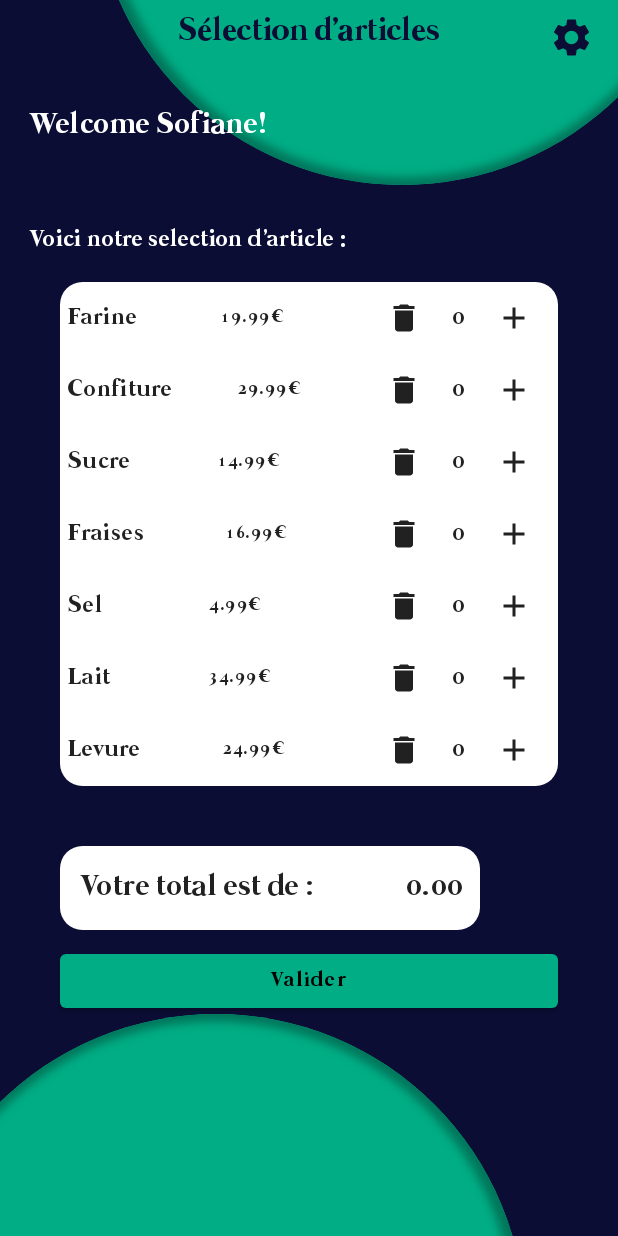
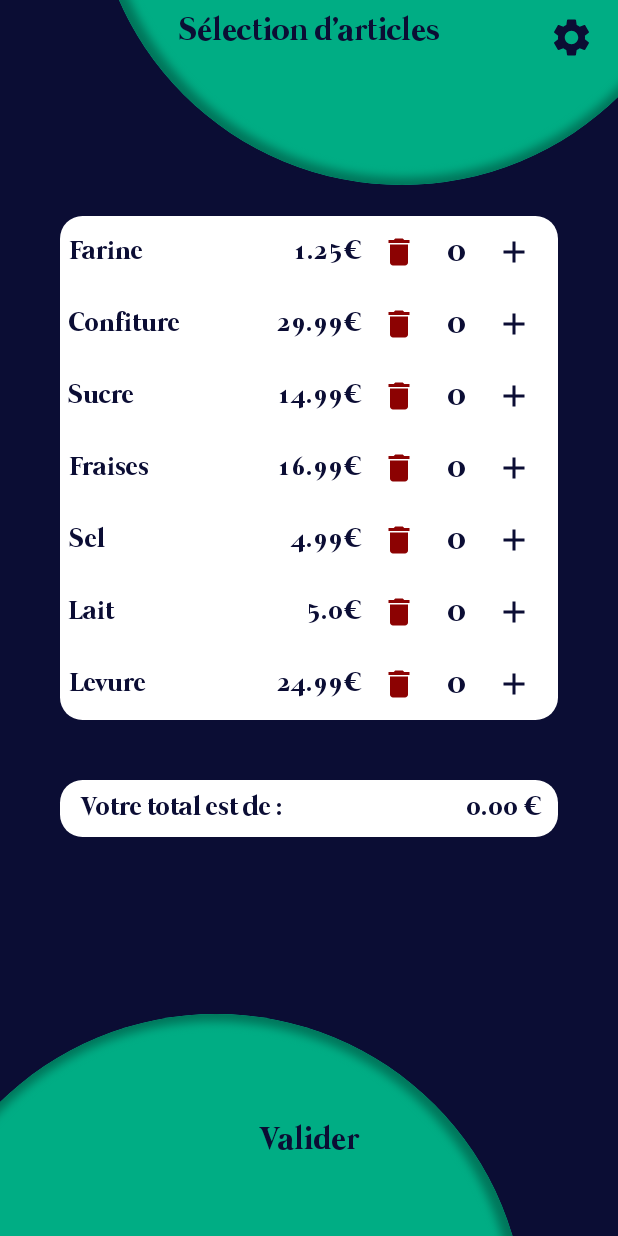
Before and after one commit to Neoblishange/CashManager, an Android app built with Jetpack Compose: the screen it shows after launch (MainActivity), on a phone screen of 412 x 824 dp. Run offline under Robolectric (Android 15) with nearby library versions, the phone set to English and light mode, and no system bars.

Commit message:
FIX some problems

```diff
--- a/CashManagerFront/app/src/main/java/com/example/cashmanagerfront/ui/screens/NFC/NFCCallback.kt
+++ b/CashManagerFront/app/src/main/java/com/example/cashmanagerfront/ui/screens/NFC/NFCCallback.kt
@@ -100,12 +100,13 @@ private fun cleanJSONArray(jsonArray: JSONArray) {
 
 private fun getAccountNumberFromJsonArray(jsonArray: JSONArray): String {
     val stringBuilder = StringBuilder()
+    val regex = Regex("[0-9]")
 
     for (i in 0 until jsonArray.length()) {
         val obj = jsonArray.getJSONObject(i)
         val dataValue = obj.optString("data")
 
-        if (dataValue.contains("00")) {
+        if (regex.containsMatchIn(dataValue)) {
             stringBuilder.append(dataValue)
         }
     }
--- a/CashManagerFront/app/src/main/java/com/example/cashmanagerfront/ui/screens/PayoutQRScreen.kt
+++ b/CashManagerFront/app/src/main/java/com/example/cashmanagerfront/ui/screens/PayoutQRScreen.kt
@@ -31,6 +31,7 @@ import androidx.compose.runtime.getValue
 import androidx.compose.runtime.mutableStateOf
 import androidx.compose.runtime.remember
 import androidx.compose.runtime.setValue
+import androidx.compose.ui.Alignment
 import androidx.compose.ui.Alignment.Companion.CenterHorizontally
 import androidx.compose.ui.Modifier
 import androidx.compose.ui.graphics.Color
@@ -63,17 +64,17 @@ fun PayoutQRScreen(navController: NavHostController, total: String) {
             .fillMaxSize()
     ) {
         BackgroundApp()
-        qrCodeScannerComposeTheme()
-        AppBarWidget(
-            navController = navController,
-            title = Strings.APP_BAR_PAYOUT_QR,
-            showBackArrow = true,
-            showIcon = false
-        )
+
         Column(
             modifier = Modifier.fillMaxSize().padding(15.dp),
             horizontalAlignment = CenterHorizontally
         ) {
+            AppBarWidget(
+                navController = navController,
+                title = Strings.APP_BAR_PAYOUT_QR,
+                showBackArrow = true,
+                showIcon = false
+            )
             Spacer(modifier = Modifier.weight(1f))
             CustomText(
                 text = Strings.TOTAL_PAYOUT_BODY, size = 26.sp, color = Color.White
@@ -85,7 +86,8 @@ fun PayoutQRScreen(navController: NavHostController, total: String) {
                 color = Color.White,
                 size = 40.sp
             )
-
+            Spacer(modifier = Modifier.weight(1f))
+            qrCodeScannerComposeTheme()
             Spacer(modifier = Modifier.weight(1f))
         }
 
@@ -161,7 +163,7 @@ fun qrCodeScannerComposeTheme(){
                     previewView
             },
                modifier = Modifier
-                   .weight(1f)
+                   .width(250.dp).height(250.dp).align(alignment = Alignment.CenterHorizontally)
                 )
             Text(text = code,
                 fontSize = 20.sp,
--- a/CashManagerFront/app/src/main/java/com/example/cashmanagerfront/ui/screens/shopPage1.kt
+++ b/CashManagerFront/app/src/main/java/com/example/cashmanagerfront/ui/screens/shopPage1.kt
@@ -44,17 +44,21 @@ import com.example.cashmanagerfront.ui.screens.widgets.AppBarWidget
 import com.example.cashmanagerfront.ui.screens.widgets.BackgroundApp
 import com.example.cashmanagerfront.ui.utils.Strings
 import java.util.Locale
+import com.example.cashmanagerfront.ui.screens.widgets.CustomText
+import com.example.cashmanagerfront.ui.theme.RED
+import com.example.cashmanagerfront.ui.theme.DARK_BLUE
+import androidx.compose.material.TextButton
 
 @Composable
 fun ShopPage1(navController: NavHostController) {
 
     val articlesList = remember { mutableStateListOf(
-        Article("Farine", 19.99),
+        Article("Farine", 1.25),
         Article("Confiture", 29.99),
         Article("Sucre", 14.99),
         Article("Fraises", 16.99),
         Article("Sel", 4.99),
-        Article("Lait", 34.99),
+        Article("Lait", 5.00),
         Article("Levure", 24.99)
     ) }
 
@@ -69,22 +73,19 @@ fun ShopPage1(navController: NavHostController) {
 
     Surface(modifier = Modifier.fillMaxSize()) {
         BackgroundApp()
-        AppBarWidget(
-            navController = navController,
-            title = Strings.APP_BAR_SHOP,
-            showBackArrow = false,
-            showIcon = true
-        )
+
         Column(  modifier = Modifier
             .fillMaxSize()
             .verticalScroll(rememberScrollState())
 
         )  {
-            TitleComponent(
-                welcomeText = "Welcome Sofiane!",
-                selectArticlesText = "Voici notre selection d'article :" ,
-
+            AppBarWidget(
+                navController = navController,
+                title = Strings.APP_BAR_SHOP,
+                showBackArrow = false,
+                showIcon = true
             )
+            Spacer(modifier = Modifier.weight(1f))
             Column(
                 modifier = Modifier
                     .padding(start = 40.dp, end = 40.dp, top = 10.dp, bottom = 40.dp) // margin
@@ -104,8 +105,10 @@ fun ShopPage1(navController: NavHostController) {
                     horizontalArrangement = Arrangement.SpaceBetween,
                     verticalAlignment = Alignment.CenterVertically
                     ) {
-                        Text(text = article.name, style = MaterialTheme.typography.body1)
-                        Text(text = "${article.price}" + "€", style = MaterialTheme.typography.caption)
+                        CustomText(text = article.name, size = 18.sp )
+                        CustomText(text = "${article.price}" + "€", size = 18.sp, modifier = Modifier
+                            .weight(1f)
+                            .wrapContentWidth(Alignment.End))
 
                         Row(
                             verticalAlignment = Alignment.CenterVertically,
@@ -116,10 +119,10 @@ fun ShopPage1(navController: NavHostController) {
                                         article.quantity.value -= 1
 
                             }) {
-                                Icon(imageVector = Icons.Default.Delete, contentDescription = "Remove")
+                                Icon(imageVector = Icons.Default.Delete, contentDescription = "Remove", tint = RED)
                             }
 
-                            Text(text = "${article.quantity.value}")
+                            CustomText(text = "${article.quantity.value}")
 
                             IconButton(onClick = {
                                     if (article.quantity.value <50)
@@ -127,7 +130,7 @@ fun ShopPage1(navController: NavHostController) {
 
 
                             }) {
-                                Icon(imageVector = Icons.Default.Add, contentDescription = "Add")
+                                Icon(imageVector = Icons.Default.Add, contentDescription = "Add", tint = DARK_BLUE)
                             }
                         }
 
@@ -137,10 +140,9 @@ fun ShopPage1(navController: NavHostController) {
 
             totalComponent(
                 total = String.format(Locale.US, "%.2f", getTotal()) ,
-
             )
-            println(getTotal())
-            Button(
+            Spacer(modifier = Modifier.weight(2f))
+            TextButton(
                 onClick = {
                     var total = getTotal().toString()
                     navController.navigate(
@@ -148,9 +150,6 @@ fun ShopPage1(navController: NavHostController) {
                                     .replace("{total}", String.format(Locale.US, "%.2f", getTotal()))
                     )
                 },
-                colors = ButtonDefaults.buttonColors(
-                    backgroundColor = Color(0xFF00AD84)
-                ),
                 modifier = Modifier
                     .fillMaxWidth()
                     .padding(start = 40.dp, end = 40.dp, top = 10.dp, bottom = 40.dp)
@@ -158,7 +157,7 @@ fun ShopPage1(navController: NavHostController) {
 
 
             ) {
-                Text(text = "Valider",
+                CustomText(text = "Valider",
 
                 )
 
@@ -174,29 +173,26 @@ fun ShopPage1(navController: NavHostController) {
 @Composable
 fun totalComponent(
     total: String,
-    welcomeTextSize: TextUnit = 20.sp,
 ) {
     Row(
         modifier = Modifier
-            .width(320.dp)
-            .padding(start = 40.dp)
-            .background(Color.White, shape = RoundedCornerShape(15.dp)
+            .padding(start = 40.dp, end = 40.dp)
+            .background(
+                Color.White, shape = RoundedCornerShape(15.dp)
             )
-            .padding(top = 10.dp, bottom =10.dp, start = 10.dp, end = 10.dp)
+            .padding(top = 10.dp, bottom = 10.dp, start = 10.dp, end = 10.dp)
 
 
     ) {
-        Text(
-            text = " Votre total est de : ",
-            style = MaterialTheme.typography.h4.copy(fontSize = welcomeTextSize)
+        CustomText(
+            text = " Votre total est de : ", size = 18.sp
 
         )
-        Text(
-            text = total,
-            style = MaterialTheme.typography.h4.copy(fontSize = welcomeTextSize),
+        CustomText(
+            text = total + " €",
             modifier = Modifier
                 .weight(1f)
-                .wrapContentWidth(Alignment.End)
+                .wrapContentWidth(Alignment.End), size = 18.sp
 
         )
     }
@@ -223,8 +219,8 @@ fun TitleComponent(
             style = MaterialTheme.typography.h4.copy(fontSize = welcomeTextSize),
             color = Color.White,
             modifier = Modifier
-                .padding(bottom =40.dp)
-                .padding(start =20.dp)
+                .padding(bottom = 40.dp)
+                .padding(start = 20.dp)
 
 
         )
--- a/CashManagerFront/app/src/main/java/com/example/cashmanagerfront/ui/screens/widgets/CustomText.kt
+++ b/CashManagerFront/app/src/main/java/com/example/cashmanagerfront/ui/screens/widgets/CustomText.kt
@@ -2,6 +2,7 @@ package com.example.cashmanagerfront.ui.screens.widgets
 
 import androidx.compose.material3.Text
 import androidx.compose.runtime.Composable
+import androidx.compose.ui.Modifier
 import androidx.compose.ui.graphics.Color
 import androidx.compose.ui.text.font.Font
 import androidx.compose.ui.text.font.FontFamily
@@ -13,7 +14,7 @@ import com.example.cashmanagerfront.R
 import com.example.cashmanagerfront.ui.theme.DARK_BLUE
 
 @Composable
-fun CustomText(text: String, color: Color = DARK_BLUE, size: TextUnit = 22.sp, fontWeight: FontWeight = FontWeight.Normal, textAlign: TextAlign = TextAlign.Center) {
+fun CustomText(text: String, color: Color = DARK_BLUE, size: TextUnit = 22.sp, fontWeight: FontWeight = FontWeight.Normal, textAlign: TextAlign = TextAlign.Center, modifier: Modifier = Modifier) {
     val font = FontFamily(
         Font(R.font.mermaid1001, FontWeight.Normal)
     )
@@ -24,6 +25,7 @@ fun CustomText(text: String, color: Color = DARK_BLUE, size: TextUnit = 22.sp, f
         fontFamily = font,
         fontSize = size,
         fontWeight = fontWeight,
-        textAlign = textAlign
+        textAlign = textAlign,
+        modifier = modifier
     )
 }
```
